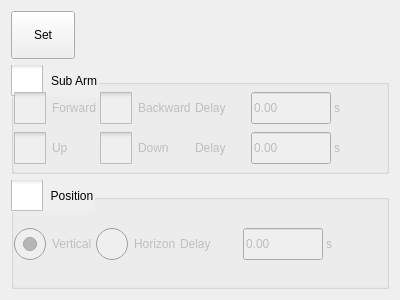
Old version of the form hcinstruction/icpneumaticactionpage.ui in the repository GaussCheng/2-5AxisPunch.
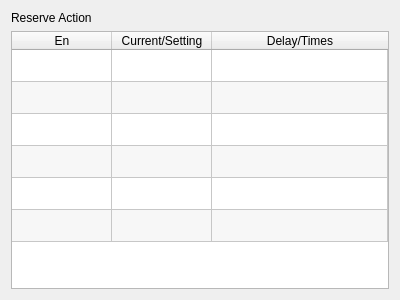
New version of the form. Icons and pictures are not drawn. Custom widgets are drawn as their Qt base class.

```diff
--- a/hcinstruction/icpneumaticactionpage.ui
+++ b/hcinstruction/icpneumaticactionpage.ui
@@ -15,28 +15,24 @@
   </property>
   <layout class="QVBoxLayout" name="verticalLayout">
    <item>
-    <widget class="QToolButton" name="setButton">
-     <property name="sizePolicy">
-      <sizepolicy hsizetype="Fixed" vsizetype="Fixed">
-       <horstretch>0</horstretch>
-       <verstretch>0</verstretch>
-      </sizepolicy>
-     </property>
-     <property name="minimumSize">
-      <size>
-       <width>64</width>
-       <height>48</height>
-      </size>
-     </property>
+    <widget class="QLabel" name="label">
      <property name="text">
-      <string>Set</string>
+      <string>Reserve Action</string>
      </property>
     </widget>
    </item>
    <item>
-    <widget class="QGroupBox" name="subArmGroupBox">
+    <widget class="QTableWidget" name="tableWidget">
      <property name="styleSheet">
-      <string notr="true">::indicator {
+      <string notr="true">::item{
+height: 33px;
+}
+
+::item::QCheckBox{
+	spacing: 24px;
+}
+
+::indicator {
      width: 32px;
      height: 32px;
  }
@@ -50,12 +46,12 @@
      image: url(:/resource/check_checked.png);
  }
 
-QCheckBox::indicator:checked:disabled
+QRadioButton::indicator:checked:disabled
 {
  image: url(:/resource/check_checked_disable.png);
 }
 
-QCheckBox::indicator:unchecked:disabled
+QRadioButton::indicator:unchecked:disabled
 {
  image: url(:/resource/check_unchecked_disable.png);
 }
@@ -64,258 +60,207 @@
 
 </string>
      </property>
-     <property name="title">
-      <string>Sub Arm</string>
+     <property name="editTriggers">
+      <set>QAbstractItemView::NoEditTriggers</set>
      </property>
-     <property name="checkable">
+     <property name="showDropIndicator" stdset="0">
+      <bool>false</bool>
+     </property>
+     <property name="alternatingRowColors">
       <bool>true</bool>
      </property>
-     <property name="checked">
-      <bool>false</bool>
+     <property name="selectionMode">
+      <enum>QAbstractItemView::NoSelection</enum>
      </property>
-     <layout class="QGridLayout" name="gridLayout_2">
-      <property name="leftMargin">
-       <number>0</number>
-      </property>
-      <property name="topMargin">
-       <number>2</number>
-      </property>
-      <property name="rightMargin">
-       <number>0</number>
-      </property>
-      <property name="bottomMargin">
-       <number>0</number>
-      </property>
-      <property name="spacing">
-       <number>3</number>
-      </property>
-      <item row="0" column="2">
-       <widget class="QLabel" name="label_7">
+     <property name="selectionBehavior">
+      <enum>QAbstractItemView::SelectRows</enum>
+     </property>
+     <property name="showGrid">
+      <bool>true</bool>
+     </property>
+     <property name="gridStyle">
+      <enum>Qt::SolidLine</enum>
+     </property>
+     <property name="wordWrap">
+      <bool>true</bool>
+     </property>
+     <property name="cornerButtonEnabled">
+      <bool>false</bool>
+     </property>
+     <attribute name="horizontalHeaderMinimumSectionSize">
+      <number>48</number>
+     </attribute>
+     <attribute name="horizontalHeaderStretchLastSection">
+      <bool>true</bool>
+     </attribute>
+     <attribute name="verticalHeaderVisible">
+      <bool>false</bool>
+     </attribute>
+     <attribute name="verticalHeaderDefaultSectionSize">
+      <number>32</number>
+     </attribute>
+     <attribute name="verticalHeaderMinimumSectionSize">
+      <number>32</number>
+     </attribute>
+     <attribute name="verticalHeaderStretchLastSection">
+      <bool>false</bool>
+     </attribute>
+     <row>
         <property name="text">
-         <string>Delay</string>
-        </property>
-       </widget>
-      </item>
-      <item row="0" column="3">
-       <widget class="ICLineEditWithVirtualNumericKeypad" name="fbDelayLineEdit">
-        <property name="minimumSize">
-         <size>
-          <width>80</width>
-          <height>0</height>
-         </size>
-        </property>
-        <property name="maximumSize">
-         <size>
-          <width>80</width>
-          <height>32</height>
-         </size>
-        </property>
+       <string>Reserve1</string>
+      </property>
+     </row>
+     <row>
+      <property name="text">
+       <string>Reserve2</string>
+      </property>
+     </row>
+     <row>
+      <property name="text">
+       <string>Reserve3</string>
+      </property>
+     </row>
+     <row>
         <property name="text">
-         <string>0.00</string>
-        </property>
-       </widget>
-      </item>
-      <item row="1" column="2">
-       <widget class="QLabel" name="label_8">
+       <string>Reserve4</string>
+      </property>
+     </row>
+     <row>
         <property name="text">
-         <string>Delay</string>
-        </property>
-       </widget>
-      </item>
-      <item row="1" column="3">
-       <widget class="ICLineEditWithVirtualNumericKeypad" name="udDelayLineEdit">
-        <property name="minimumSize">
-         <size>
-          <width>80</width>
-          <height>0</height>
-         </size>
-        </property>
-        <property name="maximumSize">
-         <size>
-          <width>80</width>
-          <height>32</height>
-         </size>
-        </property>
+       <string>Reserve5</string>
+      </property>
+     </row>
+     <row>
+      <property name="text">
+       <string>Reserve6</string>
+      </property>
+     </row>
+     <column>
+      <property name="text">
+       <string>En</string>
+      </property>
+      <property name="textAlignment">
+       <set>AlignHCenter|AlignVCenter|AlignCenter</set>
+      </property>
+     </column>
+     <column>
         <property name="text">
-         <string>0.00</string>
-        </property>
-       </widget>
-      </item>
+       <string>Current/Setting</string>
+      </property>
+     </column>
+     <column>
+      <property name="text">
+       <string>Delay/Times</string>
+      </property>
+     </column>
       <item row="0" column="0">
-       <widget class="QCheckBox" name="forwardCheckBox">
         <property name="text">
-         <string>Forward</string>
-        </property>
-        <property name="checkable">
-         <bool>true</bool>
-        </property>
-        <property name="checked">
-         <bool>false</bool>
-        </property>
-       </widget>
+       <string/>
+      </property>
+      <property name="checkState">
+       <enum>Unchecked</enum>
+      </property>
       </item>
       <item row="0" column="1">
-       <widget class="QCheckBox" name="backwardCheckBox">
         <property name="text">
-         <string>Backward</string>
-        </property>
-       </widget>
+       <string/>
+      </property>
+      <property name="icon">
+       <iconset resource="../resource.qrc">
+        <normaloff>:/resource/ledgray(16).png</normaloff>:/resource/ledgray(16).png</iconset>
+      </property>
       </item>
       <item row="1" column="0">
-       <widget class="QCheckBox" name="upCheckBox">
         <property name="text">
-         <string>Up</string>
-        </property>
-        <property name="checkable">
-         <bool>true</bool>
-        </property>
-        <property name="checked">
-         <bool>false</bool>
-        </property>
-       </widget>
+       <string/>
+      </property>
+      <property name="checkState">
+       <enum>Unchecked</enum>
+      </property>
       </item>
       <item row="1" column="1">
-       <widget class="QCheckBox" name="downCheckBox">
         <property name="text">
-         <string>Down</string>
-        </property>
-       </widget>
-      </item>
-      <item row="0" column="4">
-       <widget class="QLabel" name="label">
+       <string/>
+      </property>
+      <property name="icon">
+       <iconset resource="../resource.qrc">
+        <normaloff>:/resource/ledgray(16).png</normaloff>:/resource/ledgray(16).png</iconset>
+      </property>
+     </item>
+     <item row="2" column="0">
         <property name="text">
-         <string>s</string>
-        </property>
-       </widget>
-      </item>
-      <item row="1" column="4">
-       <widget class="QLabel" name="label_2">
+       <string/>
+      </property>
+      <property name="checkState">
+       <enum>Unchecked</enum>
+      </property>
+     </item>
+     <item row="2" column="1">
         <property name="text">
-         <string>s</string>
-        </property>
-       </widget>
-      </item>
-     </layout>
-    </widget>
-   </item>
-   <item>
-    <widget class="QGroupBox" name="positionGroupBox">
-     <property name="styleSheet">
-      <string notr="true">::indicator {
-     width: 32px;
-     height: 32px;
- }
-
-::indicator:unchecked 
-{
-     image: url(:/resource/check_unchecked.png);
- }
-::indicator:checked 
-{
-     image: url(:/resource/check_checked.png);
- }
-
-QRadioButton::indicator:checked:disabled
-{
- image: url(:/resource/check_checked_disable.png);
-}
-
-QRadioButton::indicator:unchecked:disabled
-{
- image: url(:/resource/check_unchecked_disable.png);
-}
-
-
-
-</string>
-     </property>
-     <property name="title">
-      <string>Position</string>
-     </property>
-     <property name="checkable">
-      <bool>true</bool>
-     </property>
-     <property name="checked">
-      <bool>false</bool>
-     </property>
-     <layout class="QHBoxLayout" name="horizontalLayout">
-      <property name="spacing">
-       <number>3</number>
-      </property>
-      <property name="leftMargin">
-       <number>0</number>
-      </property>
-      <property name="topMargin">
-       <number>2</number>
-      </property>
-      <property name="rightMargin">
-       <number>0</number>
-      </property>
-      <property name="bottomMargin">
-       <number>0</number>
-      </property>
-      <item>
-       <widget class="QRadioButton" name="verticalRadioButton">
+       <string/>
+      </property>
+      <property name="icon">
+       <iconset resource="../resource.qrc">
+        <normaloff>:/resource/ledgray(16).png</normaloff>:/resource/ledgray(16).png</iconset>
+      </property>
+     </item>
+     <item row="3" column="0">
+      <property name="text">
+       <string/>
+      </property>
+      <property name="checkState">
+       <enum>Unchecked</enum>
+      </property>
+     </item>
+     <item row="3" column="1">
         <property name="text">
-         <string>Vertical</string>
-        </property>
-        <property name="checked">
-         <bool>true</bool>
-        </property>
-       </widget>
-      </item>
-      <item>
-       <widget class="QRadioButton" name="horizonRadioButton">
+       <string/>
+      </property>
+      <property name="icon">
+       <iconset resource="../resource.qrc">
+        <normaloff>:/resource/ledgray(16).png</normaloff>:/resource/ledgray(16).png</iconset>
+      </property>
+     </item>
+     <item row="4" column="0">
         <property name="text">
-         <string>Horizon</string>
-        </property>
-       </widget>
-      </item>
-      <item>
-       <widget class="QLabel" name="label_9">
+       <string/>
+      </property>
+      <property name="checkState">
+       <enum>Unchecked</enum>
+      </property>
+     </item>
+     <item row="4" column="1">
         <property name="text">
-         <string>Delay</string>
-        </property>
-       </widget>
-      </item>
-      <item>
-       <widget class="ICLineEditWithVirtualNumericKeypad" name="posistionDelayLineEdit">
-        <property name="minimumSize">
-         <size>
-          <width>80</width>
-          <height>0</height>
-         </size>
-        </property>
-        <property name="maximumSize">
-         <size>
-          <width>80</width>
-          <height>32</height>
-         </size>
-        </property>
+       <string/>
+      </property>
+      <property name="icon">
+       <iconset resource="../resource.qrc">
+        <normaloff>:/resource/ledgray(16).png</normaloff>:/resource/ledgray(16).png</iconset>
+      </property>
+     </item>
+     <item row="5" column="0">
         <property name="text">
-         <string>0.00</string>
-        </property>
-       </widget>
-      </item>
-      <item>
-       <widget class="QLabel" name="label_3">
+       <string/>
+      </property>
+      <property name="checkState">
+       <enum>Unchecked</enum>
+      </property>
+     </item>
+     <item row="5" column="1">
         <property name="text">
-         <string>s</string>
-        </property>
-       </widget>
-      </item>
-     </layout>
+       <string/>
+      </property>
+      <property name="icon">
+       <iconset resource="../resource.qrc">
+        <normaloff>:/resource/ledgray(16).png</normaloff>:/resource/ledgray(16).png</iconset>
+      </property>
+     </item>
     </widget>
    </item>
   </layout>
  </widget>
- <customwidgets>
-  <customwidget>
-   <class>ICLineEditWithVirtualNumericKeypad</class>
-   <extends>QLineEdit</extends>
-   <header>iclineeditwithvirtualnumerickeypad.h</header>
-  </customwidget>
- </customwidgets>
- <resources/>
+ <resources>
+  <include location="../resource.qrc"/>
+ </resources>
  <connections/>
 </ui>
```
Lines whose indentation alone changed are shown as unchanged.
